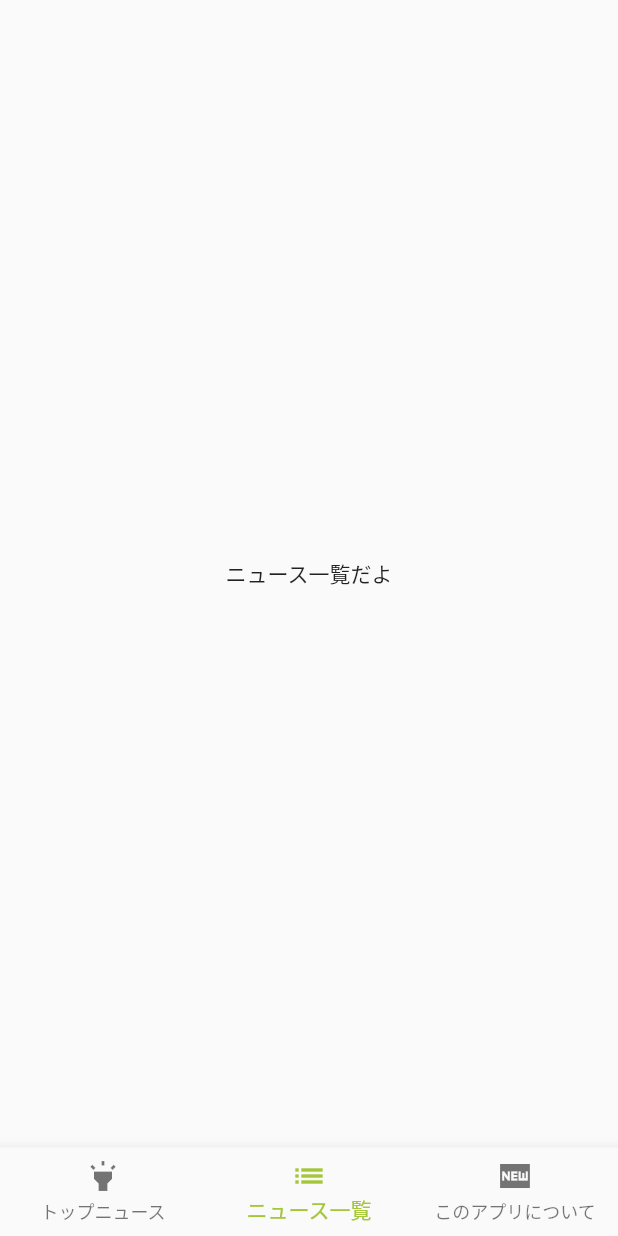
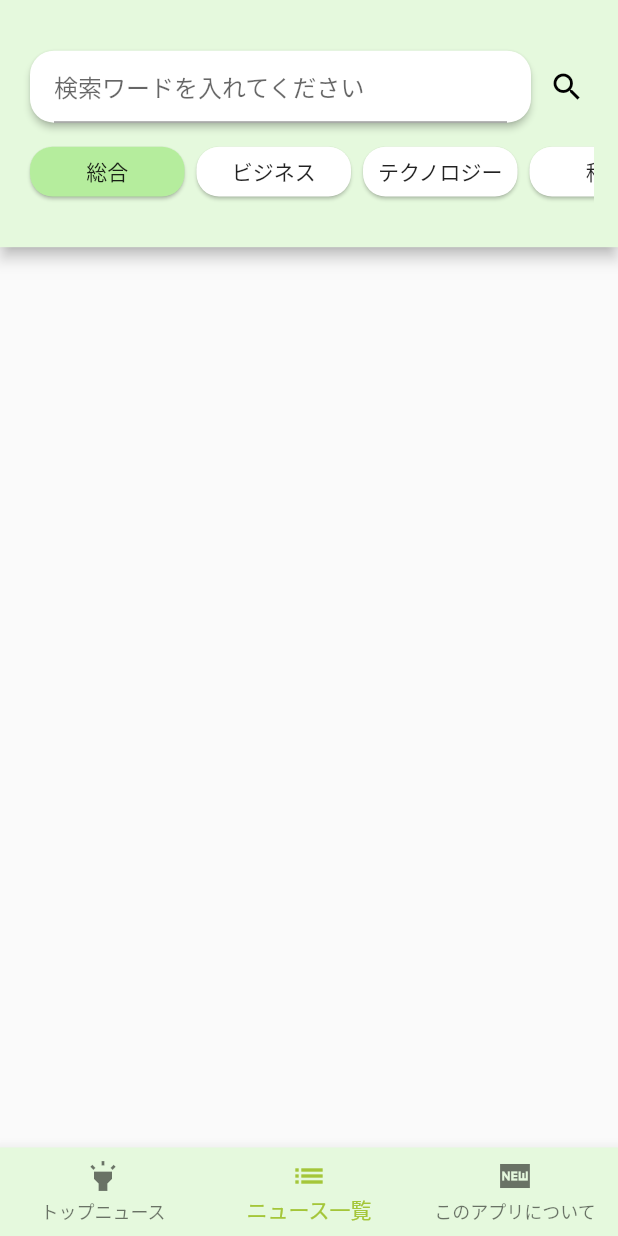
Before and after one commit to o2yama/news-feed-app, a Flutter app: the screen it shows after launch, item 2 of the bottom bar chosen, on a phone screen of 412 x 824 dp. Run offline on Flutter 3.47's test engine with Material 2 defaults, Android fonts, the phone set to English and light mode, and no system bars; our stand-ins replace flutter_riverpod; Roboto replaces fonts that are missing (Bold).

Commit message:
newsListPage View完了

```diff
--- /dev/null
+++ b/lib/data/category_info.dart
@@ -0,0 +1,17 @@
+class Category {
+  Category({this.categoryId, this.nameEn, this.nameJa});
+
+  final int categoryId;
+  final String nameEn;
+  final String nameJa;
+}
+
+final List<Category> categories = [
+  Category(categoryId: 0, nameEn: 'general', nameJa: '総合'),
+  Category(categoryId: 1, nameEn: 'business', nameJa: 'ビジネス'),
+  Category(categoryId: 2, nameEn: 'technology', nameJa: 'テクノロジー'),
+  Category(categoryId: 3, nameEn: 'science', nameJa: '科学'),
+  Category(categoryId: 4, nameEn: 'health', nameJa: '健康'),
+  Category(categoryId: 5, nameEn: 'sports', nameJa: 'スポーツ'),
+  Category(categoryId: 6, nameEn: 'entertainment', nameJa: 'エンタメ'),
+];
--- /dev/null
+++ b/lib/data/search_type.dart
@@ -0,0 +1,5 @@
+enum SearchType {
+  HEAD_LINE,
+  KEYWORD,
+  CATEGORY,
+}
--- a/lib/main.dart
+++ b/lib/main.dart
@@ -1,10 +1,9 @@
 import 'package:flutter/material.dart';
 import 'package:flutter_riverpod/flutter_riverpod.dart';
-import 'package:news_feed/screens/home_page.dart';
-import 'package:news_feed/screens/home_page_model.dart';
-import 'package:news_feed/style.dart';
-
-const int _PrimaryValue = 0xFFA8EA8C;
+import 'package:news_feed/presentaion/home_page.dart';
+import 'package:news_feed/presentaion/home_page_model.dart';
+import 'package:news_feed/presentaion/news_list_page/news_list_model.dart';
+import 'presentaion/news_list_page/category_list_model.dart';
 
 const MaterialColor customSwatch = const MaterialColor(
   0xFFA4C639,
@@ -14,7 +13,7 @@ const MaterialColor customSwatch = const MaterialColor(
     200: Color(0xFFD4F5C6),
     300: Color(0xFFC2F0AF),
     400: Color(0xFFB5ED9D),
-    500: Color(_PrimaryValue),
+    500: Color(0xFFA8EA8C),
     600: Color(0xFFA0E784),
     700: Color(0xFF97E479),
     800: Color(0xFF8DE16F),
@@ -23,6 +22,8 @@ const MaterialColor customSwatch = const MaterialColor(
 );
 
 final homePageModel = ChangeNotifierProvider((ref) => HomePageModel());
+final categoryListModel = ChangeNotifierProvider((ref) => CategoryListModel());
+final newsListModel = ChangeNotifierProvider((ref) => NewsListModel());
 
 void main() {
   runApp(ProviderScope(child: MyApp()));
@@ -32,11 +33,14 @@ class MyApp extends StatelessWidget {
   @override
   Widget build(BuildContext context) {
     return MaterialApp(
-      title: 'Flutter Demo',
+      title: 'テストニュースアプリ',
       theme: ThemeData(
-        brightness: Brightness.light,
-        fontFamily: BoldFont,
         primarySwatch: customSwatch,
+        accentColor: Colors.green,
+        appBarTheme: AppBarTheme(
+          centerTitle: true,
+          color: customSwatch[100],
+        ),
       ),
       home: HomePage(),
     );
--- /dev/null
+++ b/lib/presentaion/home_page.dart
@@ -0,0 +1,48 @@
+import 'package:flutter/cupertino.dart';
+import 'package:flutter/material.dart';
+import 'package:flutter_riverpod/flutter_riverpod.dart';
+import 'package:news_feed/presentaion/top_news_page/top_news_screen.dart';
+import 'about_app_page/about_app_screen.dart';
+import '../main.dart';
+import 'news_list_page/news_list_screen.dart';
+
+class HomePage extends StatelessWidget {
+  final _pages = [
+    TopNewsScreen(),
+    NewsListScreen(),
+    AboutNewsScreen(),
+  ];
+
+  @override
+  Widget build(BuildContext context) {
+    return SafeArea(
+      child: Consumer(builder: (context, watch, child) {
+        final _homePageModel = watch(homePageModel);
+        return Scaffold(
+          body: _pages[_homePageModel.currentIndex],
+          bottomNavigationBar: BottomNavigationBar(
+            backgroundColor: customSwatch[100],
+            onTap: (i) {
+              _homePageModel.changeCurrentIndex(i);
+            },
+            currentIndex: _homePageModel.currentIndex,
+            items: [
+              const BottomNavigationBarItem(
+                label: 'トップニュース',
+                icon: const Icon(Icons.highlight),
+              ),
+              const BottomNavigationBarItem(
+                label: 'ニュース一覧',
+                icon: const Icon(Icons.list),
+              ),
+              const BottomNavigationBarItem(
+                label: 'このアプリについて',
+                icon: const Icon(Icons.fiber_new_sharp),
+              ),
+            ],
+          ),
+        );
+      }),
+    );
+  }
+}
--- /dev/null
+++ b/lib/presentaion/home_page_model.dart
@@ -0,0 +1,10 @@
+import 'package:flutter/cupertino.dart';
+
+class HomePageModel extends ChangeNotifier {
+  int currentIndex = 0;
+
+  void changeCurrentIndex(int i) {
+    currentIndex = i;
+    notifyListeners();
+  }
+}
--- /dev/null
+++ b/lib/presentaion/news_list_page/category_list.dart
@@ -0,0 +1,71 @@
+import 'package:flutter/cupertino.dart';
+import 'package:flutter/material.dart';
+import 'package:flutter_riverpod/flutter_riverpod.dart';
+import 'package:news_feed/data/category_info.dart';
+import 'package:news_feed/main.dart';
+
+class CategoryList extends StatelessWidget {
+  @override
+  Widget build(BuildContext context) {
+    return Container(
+      height: MediaQuery.of(context).size.height * 0.05,
+      child: ListView(
+        scrollDirection: Axis.horizontal,
+        children: [
+          CategoryItem(0),
+          CategoryItem(1),
+          CategoryItem(2),
+          CategoryItem(3),
+          CategoryItem(4),
+          CategoryItem(5),
+          CategoryItem(6),
+        ],
+      ),
+    );
+  }
+}
+
+class CategoryItem extends StatelessWidget {
+  CategoryItem(this.categoryIndex);
+
+  final int categoryIndex;
+
+  @override
+  Widget build(BuildContext context) {
+    final height = MediaQuery.of(context).size.height * 0.05;
+    final width = MediaQuery.of(context).size.width * 0.25;
+
+    return Consumer(builder: (context, watch, child) {
+      final _categoryListModel = watch(categoryListModel);
+
+      return Card(
+        shape: RoundedRectangleBorder(
+          borderRadius: BorderRadius.circular(15.0),
+        ),
+        color: _categoryListModel.selectedCategoryIndex == categoryIndex
+            ? customSwatch[400]
+            : Colors.white,
+        elevation: 1,
+        child: InkWell(
+          child: SizedBox(
+            height: height,
+            width: width,
+            child: Center(
+              child: FittedBox(
+                child: Text(categories[categoryIndex].nameJa),
+              ),
+            ),
+          ),
+          onTap: () {
+            _categoryListModel.selectedCategoryChanged(categoryIndex);
+          },
+          onLongPress: () {
+            Tooltip(
+              message: '${categories[categoryIndex].nameJa}',
+            );
+          },
+        ),
+      );
+    });
+  }
+}
--- /dev/null
+++ b/lib/presentaion/news_list_page/category_list_model.dart
@@ -0,0 +1,10 @@
+import 'package:flutter/cupertino.dart';
+
+class CategoryListModel extends ChangeNotifier {
+  int selectedCategoryIndex = 0;
+
+  void selectedCategoryChanged(int i) {
+    selectedCategoryIndex = i;
+    notifyListeners();
+  }
+}
--- /dev/null
+++ b/lib/presentaion/news_list_page/news_list_model.dart
@@ -0,0 +1,6 @@
+import 'package:flutter/cupertino.dart';
+
+class NewsListModel extends ChangeNotifier {
+  String keyword = '';
+  bool isLoading = false;
+}
--- /dev/null
+++ b/lib/presentaion/news_list_page/news_list_screen.dart
@@ -0,0 +1,41 @@
+import 'package:flutter/material.dart';
+import 'package:news_feed/presentaion/news_list_page/search_bar.dart';
+import 'category_list.dart';
+
+class NewsListScreen extends StatelessWidget {
+  @override
+  Widget build(BuildContext context) {
+    final height = MediaQuery.of(context).size.height;
+    return SafeArea(
+      child: GestureDetector(
+        onTap: () {
+          FocusScope.of(context).requestFocus(FocusNode());
+        },
+        child: Scaffold(
+          appBar: AppBar(
+            toolbarHeight: height * 0.2,
+            title: Column(
+              children: [
+                SearchBar(
+                  onSearched: (text) {
+                    getNews(text);
+                  },
+                ),
+                SizedBox(height: 8),
+                CategoryList(),
+              ],
+            ),
+          ),
+          body: Column(
+            children: [],
+          ),
+        ),
+      ),
+    );
+  }
+
+  void getNews(String text) {
+    // todo:ニュース情報取得
+    print(text);
+  }
+}
--- /dev/null
+++ b/lib/presentaion/news_list_page/search_bar.dart
@@ -0,0 +1,47 @@
+import 'package:flutter/material.dart';
+
+final searchController = TextEditingController();
+
+class SearchBar extends StatelessWidget {
+  SearchBar({this.onSearched});
+  final ValueChanged onSearched;
+
+  @override
+  Widget build(BuildContext context) {
+    return Row(
+      children: [
+        Expanded(
+          flex: 9,
+          child: Card(
+            elevation: 2,
+            shape: RoundedRectangleBorder(
+              borderRadius: BorderRadius.circular(16),
+            ),
+            child: Padding(
+              padding: const EdgeInsets.symmetric(horizontal: 16.0),
+              child: TextFormField(
+                maxLines: 1,
+                controller: searchController,
+                decoration: InputDecoration(
+                  hintText: '検索ワードを入れてください',
+                ),
+                onChanged: (value) {
+                  onSearched(value);
+                },
+              ),
+            ),
+          ),
+        ),
+        Expanded(
+          child: IconButton(
+            icon: Icon(Icons.search),
+            onPressed: () {
+              FocusScope.of(context).requestFocus(FocusNode());
+              onSearched(searchController.text);
+            },
+          ),
+        )
+      ],
+    );
+  }
+}
--- /dev/null
+++ b/lib/presentaion/top_news_page/top_news_screen.dart
@@ -0,0 +1,20 @@
+import 'package:flutter/cupertino.dart';
+import 'package:flutter/material.dart';
+
+class TopNewsScreen extends StatelessWidget {
+  @override
+  Widget build(BuildContext context) {
+    return SafeArea(
+      child: Scaffold(
+        body: Container(
+          child: Center(
+            child: Text(
+              'トップにゅーす！',
+              style: TextStyle(),
+            ),
+          ),
+        ),
+      ),
+    );
+  }
+}
--- a/lib/screens/home_page.dart
+++ /dev/null
@@ -1,39 +0,0 @@
-import 'package:flutter/cupertino.dart';
-import 'package:flutter/material.dart';
-import 'package:flutter_riverpod/flutter_riverpod.dart';
-
-import '../main.dart';
-
-class HomePage extends StatelessWidget {
-  @override
-  Widget build(BuildContext context) {
-    return SafeArea(
-      child: Consumer(builder: (context, watch, child) {
-        final model = watch(homePageModel);
-        return Scaffold(
-          body: model.pages[model.currentIndex],
-          bottomNavigationBar: BottomNavigationBar(
-            onTap: (i) {
-              model.changeCurrentIndex(i);
-            },
-            currentIndex: model.currentIndex,
-            items: [
-              BottomNavigationBarItem(
-                label: 'トップニュース',
-                icon: Icon(Icons.highlight),
-              ),
-              BottomNavigationBarItem(
-                label: 'ニュース一覧',
-                icon: Icon(Icons.list),
-              ),
-              BottomNavigationBarItem(
-                label: 'このアプリについて',
-                icon: Icon(Icons.fiber_new_sharp),
-              ),
-            ],
-          ),
-        );
-      }),
-    );
-  }
-}
--- a/lib/screens/home_page_model.dart
+++ /dev/null
@@ -1,19 +0,0 @@
-import 'package:flutter/cupertino.dart';
-import 'package:news_feed/screens/presentation/about_news.dart';
-import 'package:news_feed/screens/presentation/news_list.dart';
-import 'package:news_feed/screens/presentation/top_news.dart';
-
-class HomePageModel extends ChangeNotifier {
-  int currentIndex = 0;
-
-  final pages = [
-    TopNewsScreen(),
-    NewsListScreen(),
-    AboutNewsScreen(),
-  ];
-
-  void changeCurrentIndex(int i) {
-    currentIndex = i;
-    notifyListeners();
-  }
-}
--- a/lib/screens/presentation/news_list.dart
+++ /dev/null
@@ -1,16 +0,0 @@
-import 'package:flutter/material.dart';
-
-class NewsListScreen extends StatelessWidget {
-  @override
-  Widget build(BuildContext context) {
-    return SafeArea(
-      child: Scaffold(
-        body: Container(
-          child: Center(
-            child: Text('ニュース一覧だよ'),
-          ),
-        ),
-      ),
-    );
-  }
-}
--- a/lib/screens/presentation/top_news.dart
+++ /dev/null
@@ -1,23 +0,0 @@
-import 'package:flutter/cupertino.dart';
-import 'package:flutter/material.dart';
-import 'package:news_feed/style.dart';
-
-class TopNewsScreen extends StatelessWidget {
-  @override
-  Widget build(BuildContext context) {
-    return SafeArea(
-      child: Scaffold(
-        body: Container(
-          child: Center(
-            child: Text(
-              'トップにゅーす！',
-              style: TextStyle(
-                fontFamily: BoldFont,
-              ),
-            ),
-          ),
-        ),
-      ),
-    );
-  }
-}
--- a/lib/style.dart
+++ /dev/null
@@ -1,3 +0,0 @@
-// テキストフォント
-const RegularFont = 'Regular';
-const BoldFont = 'Bold';
```
Also changed, not shown: pubspec.yaml (+0 -8 lines), lib/presentaion/about_app_page/about_app_screen.dart (renamed from lib/screens/presentation/about_news.dart).
